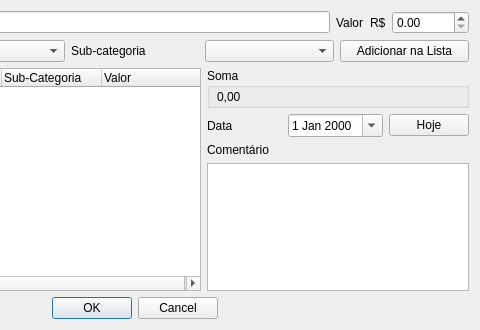
Qt form ui/gastos_add.ui (vazerick/controle_gastos) before a commit; both pictures show x 210 to 690 and y 0 to 330 of the 690 by 330 pixel window.
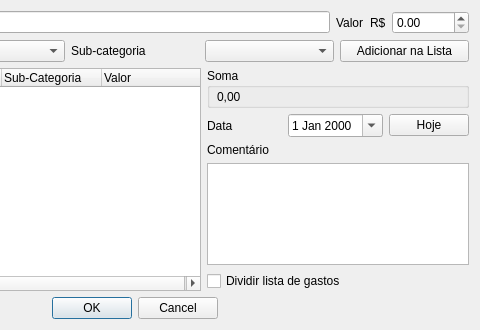
The same form after that commit.

Commit message: Termina os ajustes de Dividir

The edit to the form file:
```diff
--- a/ui/gastos_add.ui
+++ b/ui/gastos_add.ui
@@ -245,6 +245,13 @@
          <item>
           <widget class="QTextEdit" name="textComentario"/>
          </item>
+         <item>
+          <widget class="QCheckBox" name="checkBox">
+           <property name="text">
+            <string>Dividir lista de gastos</string>
+           </property>
+          </widget>
+         </item>
         </layout>
        </item>
       </layout>
```
The commit also changes 5 other files.
